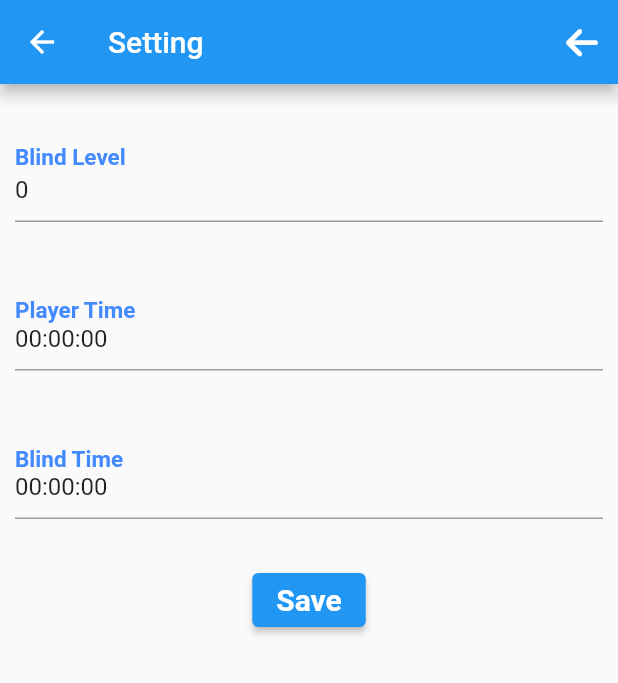
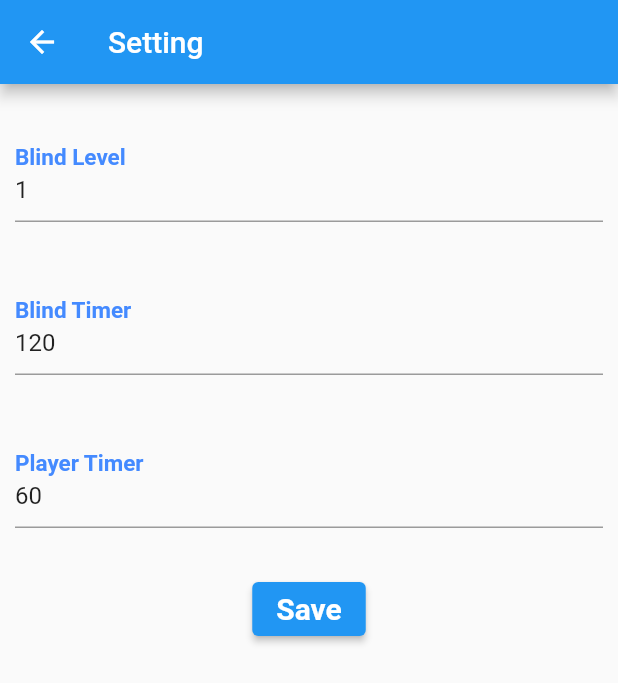
Before and after one commit to ngapham-amela/countdown_poker_time, a Flutter app: the SettingScreen screen opened directly, on a phone screen of 412 x 824 dp. Shown: the top 683 px of the screen. Run offline on Flutter 3.47's test engine with Material 2 defaults, Android fonts, the phone set to English and light mode, and no system bars; drawn by our look-alikes of datetime_picker_formfield; our stand-ins replace font_awesome_flutter.

Commit message:
control setting screen

```diff
--- a/lib/setting_screen.dart
+++ b/lib/setting_screen.dart
@@ -1,10 +1,16 @@
-import 'package:datetime_picker_formfield/datetime_picker_formfield.dart';
 import 'package:flutter/material.dart';
-import 'package:font_awesome_flutter/font_awesome_flutter.dart';
-import 'package:intl/intl.dart';
+
+class SettingTime {
+  int? blindTime;
+  int? playerTime;
+  int? blindLevel;
+
+  SettingTime({this.blindLevel, this.blindTime, this.playerTime});
+}
 
 class SettingScreen extends StatefulWidget {
-  const SettingScreen({super.key});
+  const SettingScreen({super.key, this.setting});
+  final SettingTime? setting;
 
   static const String routeName = '/setting_screen';
   @override
@@ -12,35 +18,33 @@ class SettingScreen extends StatefulWidget {
 }
 
 class _SettingScreenState extends State<SettingScreen> {
-  TextEditingController _textFieldInit = TextEditingController();
-  TextEditingController _dateTimeFiedInit = TextEditingController();
+  TextEditingController _blindLevelControler = TextEditingController();
+  TextEditingController _playerTimeControler = TextEditingController();
+  TextEditingController _blindTimeController = TextEditingController();
+
+  late SettingTime settingState;
 
   @override
   void initState() {
     super.initState();
-    _textFieldInit = new TextEditingController(text: '0');
-    _dateTimeFiedInit = new TextEditingController(text: '00:00:00');
+    settingState = widget.setting ??
+        SettingTime(blindLevel: 1, playerTime: 60, blindTime: 2 * 60);
+    _blindLevelControler =
+        TextEditingController(text: settingState.blindLevel.toString());
+    _playerTimeControler =
+        TextEditingController(text: settingState.playerTime.toString());
+    _blindTimeController =
+        TextEditingController(text: settingState.blindTime.toString());
   }
 
   @override
   Widget build(BuildContext context) {
-    final format = DateFormat.Hms();
-    final initTime = DateTime.now();
-    //  DateFormat('hh:mm:ss');
     return Scaffold(
       appBar: AppBar(
         title: Text(
           'Setting',
           textAlign: TextAlign.center,
         ),
-        actions: [
-          IconButton(
-            onPressed: () {
-              Navigator.pop(context);
-            },
-            icon: Icon(FontAwesomeIcons.arrowLeft),
-          )
-        ],
       ),
       body: SingleChildScrollView(
         child: Column(
@@ -51,7 +55,7 @@ class _SettingScreenState extends State<SettingScreen> {
             Padding(
               padding: EdgeInsets.all(10),
               child: TextField(
-                controller: _textFieldInit,
+                controller: _blindLevelControler,
                 decoration: new InputDecoration(
                   labelText: 'Blind Level',
                   labelStyle: TextStyle(
@@ -61,6 +65,9 @@ class _SettingScreenState extends State<SettingScreen> {
                   ),
                 ),
                 keyboardType: TextInputType.number,
+                onChanged: (text) {
+                  settingState.blindLevel = int.tryParse(text);
+                },
               ),
             ),
             SizedBox(
@@ -68,30 +75,20 @@ class _SettingScreenState extends State<SettingScreen> {
             ),
             Padding(
               padding: EdgeInsets.all(10),
-              child: DateTimeField(
-                controller: _dateTimeFiedInit,
-                strutStyle: StrutStyle(
-                  height: 2,
-                ),
-                decoration: InputDecoration(
-                  label: Text(
-                    'Player Time',
-                    style: TextStyle(
+              child: TextField(
+                controller: _blindTimeController,
+                decoration: new InputDecoration(
+                  labelText: 'Blind Timer',
+                  labelStyle: TextStyle(
                     fontSize: 20,
                     fontWeight: FontWeight.bold,
                     color: Colors.blueAccent,
                   ),
                 ),
-                ),
-                format: format,
-                onShowPicker: ((context, currentValue) async {
-                  final time = await showTimePicker(
-                      context: context,
-                      initialTime: TimeOfDay.fromDateTime(
-                          currentValue ?? DateTime.now()));
-                  var playerTime = DateTimeField.convert(time);
-                  return playerTime;
-                }),
+                keyboardType: TextInputType.number,
+                onChanged: (text) {
+                  settingState.blindTime = int.tryParse(text);
+                },
               ),
             ),
             SizedBox(
@@ -99,38 +96,29 @@ class _SettingScreenState extends State<SettingScreen> {
             ),
             Padding(
               padding: EdgeInsets.all(10),
-              child: DateTimeField(
-                controller: _dateTimeFiedInit,
-                strutStyle: StrutStyle(
-                  height: 2,
-                ),
-                decoration: InputDecoration(
-                  label: Text(
-                    'Blind Time',
-                    style: TextStyle(
+              child: TextField(
+                controller: _playerTimeControler,
+                decoration: new InputDecoration(
+                  labelText: 'Player Timer',
+                  labelStyle: TextStyle(
                     fontSize: 20,
                     fontWeight: FontWeight.bold,
                     color: Colors.blueAccent,
                   ),
                 ),
-                ),
-                format: format,
-                onShowPicker: ((context, currentValue) async {
-                  final time = await showTimePicker(
-                      context: context,
-                      initialTime: TimeOfDay.fromDateTime(
-                        currentValue ?? initTime,
-                      ));
-                  var blindTime = DateTimeField.convert(time);
-                  return blindTime;
-                }),
+                keyboardType: TextInputType.number,
+                onChanged: (text) {
+                  settingState.playerTime = int.tryParse(text);
+                },
               ),
             ),
             SizedBox(
               height: 20,
             ),
             ElevatedButton(
-              onPressed: () {},
+              onPressed: () {
+                Navigator.of(context).pop(settingState);
+              },
               child: Text(
                 'Save',
                 style: TextStyle(
--- a/pubspec.yaml
+++ b/pubspec.yaml
@@ -37,7 +37,6 @@ dependencies:
   cupertino_icons: ^1.0.2
   font_awesome_flutter: ^10.2.1
   intl: ^0.17.0
-  datetime_picker_formfield: ^2.0.1
 
 dev_dependencies:
   flutter_test:
```
Also changed, not shown: lib/main.dart (+86 -54 lines), pubspec.lock. Lines whose indentation alone changed are shown as unchanged.
